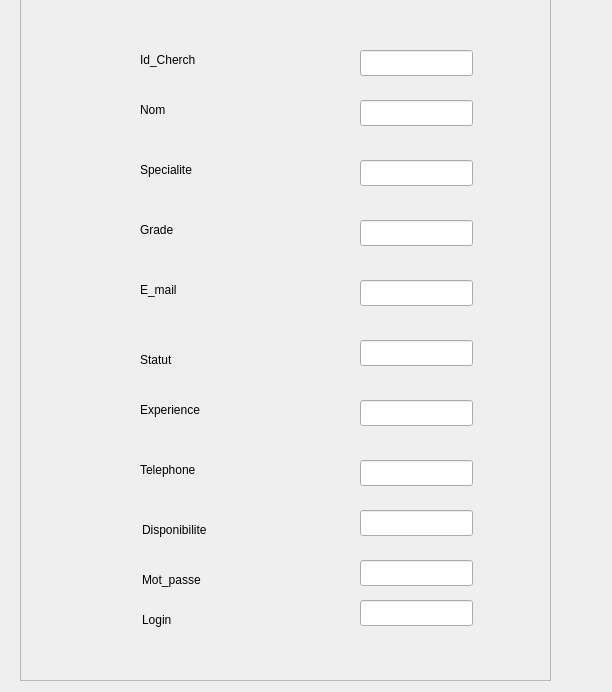
Qt form fichemedecin.ui (ProjetCPP-S2-2A15/projetcpp2a15-vaccicare) before a commit.
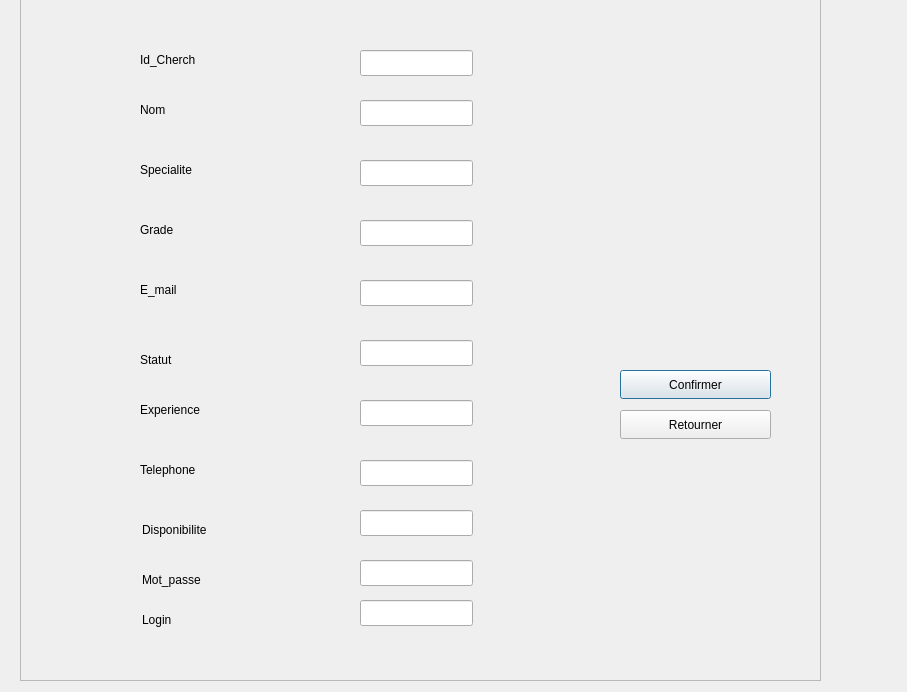
The same form after that commit.

```diff
--- a/fichemedecin.ui
+++ b/fichemedecin.ui
@@ -6,7 +6,7 @@
    <rect>
     <x>0</x>
     <y>0</y>
-    <width>612</width>
+    <width>907</width>
     <height>692</height>
    </rect>
   </property>
@@ -18,7 +18,7 @@
     <rect>
      <x>20</x>
      <y>-10</y>
-     <width>531</width>
+     <width>801</width>
      <height>691</height>
     </rect>
    </property>
@@ -281,6 +281,32 @@
      <string>Login</string>
     </property>
    </widget>
+   <widget class="QPushButton" name="Confirmer">
+    <property name="geometry">
+     <rect>
+      <x>600</x>
+      <y>380</y>
+      <width>151</width>
+      <height>29</height>
+     </rect>
+    </property>
+    <property name="text">
+     <string>Confirmer</string>
+    </property>
+   </widget>
+   <widget class="QPushButton" name="Retourner">
+    <property name="geometry">
+     <rect>
+      <x>600</x>
+      <y>420</y>
+      <width>151</width>
+      <height>29</height>
+     </rect>
+    </property>
+    <property name="text">
+     <string>Retourner</string>
+    </property>
+   </widget>
   </widget>
  </widget>
  <resources/>
```
Left out of the diff: 4 changed lines with no effect on the pictures.
